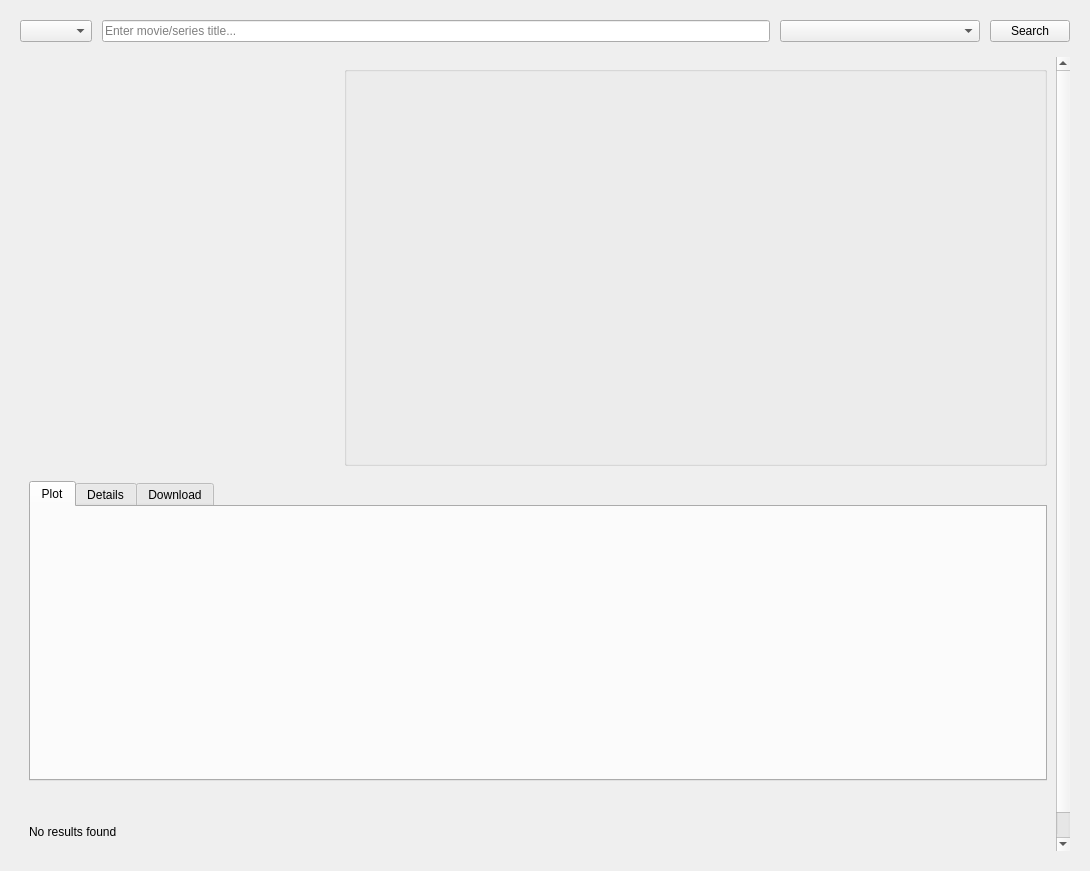
mshojaei77/TorrentFlix, file app.ui: the form before one commit.
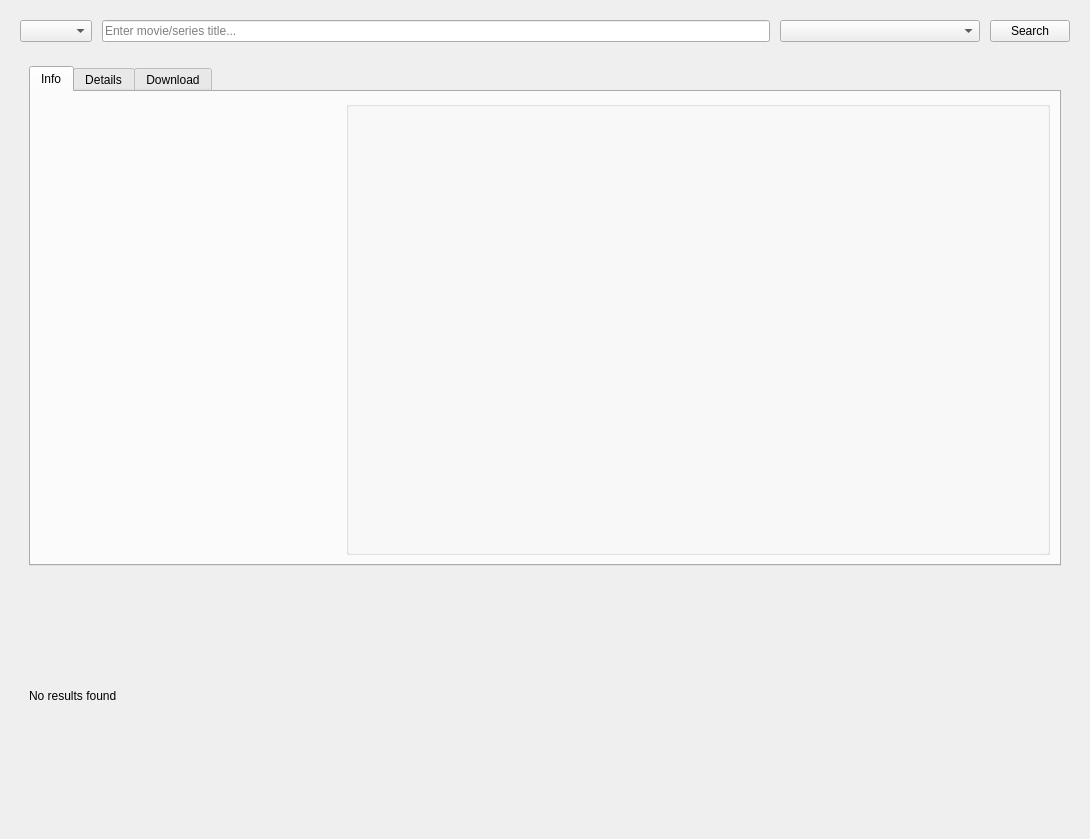
The form after the commit.

What changed in the file:
```diff
--- a/app.ui
+++ b/app.ui
@@ -7,7 +7,7 @@
     <x>0</x>
     <y>0</y>
     <width>1090</width>
-    <height>871</height>
+    <height>839</height>
    </rect>
   </property>
   <property name="windowTitle">
@@ -81,7 +81,7 @@
          <x>0</x>
          <y>0</y>
          <width>1050</width>
-         <height>753</height>
+         <height>721</height>
         </rect>
        </property>
        <layout class="QVBoxLayout" name="resultsLayout">
@@ -89,8 +89,69 @@
          <number>15</number>
         </property>
         <item>
-         <layout class="QGridLayout" name="movieInfoLayout">
-          <item row="0" column="1" rowspan="7">
+         <widget class="QTabWidget" name="detailsTabWidget">
+          <property name="sizePolicy">
+           <sizepolicy hsizetype="Expanding" vsizetype="Preferred">
+            <horstretch>0</horstretch>
+            <verstretch>0</verstretch>
+           </sizepolicy>
+          </property>
+          <property name="minimumSize">
+           <size>
+            <width>0</width>
+            <height>500</height>
+           </size>
+          </property>
+          <property name="currentIndex">
+           <number>0</number>
+          </property>
+          <widget class="QWidget" name="tab">
+           <attribute name="title">
+            <string>Info</string>
+           </attribute>
+           <layout class="QVBoxLayout" name="verticalLayout">
+            <item>
+             <layout class="QHBoxLayout" name="horizontalLayout">
+              <item>
+               <layout class="QVBoxLayout" name="verticalLayout_4">
+                <property name="spacing">
+                 <number>5</number>
+                </property>
+                <item>
+                 <widget class="QLabel" name="posterLabel">
+                  <property name="minimumSize">
+                   <size>
+                    <width>300</width>
+                    <height>400</height>
+                   </size>
+                  </property>
+                  <property name="maximumSize">
+                   <size>
+                    <width>16777215</width>
+                    <height>500</height>
+                   </size>
+                  </property>
+                  <property name="text">
+                   <string/>
+                  </property>
+                 </widget>
+                </item>
+                <item>
+                 <spacer name="verticalSpacer_2">
+                  <property name="orientation">
+                   <enum>Qt::Vertical</enum>
+                  </property>
+                  <property name="sizeHint" stdset="0">
+                   <size>
+                    <width>20</width>
+                    <height>40</height>
+                   </size>
+                  </property>
+                 </spacer>
+                </item>
+               </layout>
+              </item>
+              <item>
            <widget class="QGroupBox" name="InfoGroupBox">
             <property name="sizePolicy">
              <sizepolicy hsizetype="Preferred" vsizetype="Expanding">
@@ -107,67 +168,23 @@
             <property name="maximumSize">
              <size>
               <width>16777215</width>
-              <height>500</height>
+                  <height>16777215</height>
              </size>
             </property>
             <property name="title">
              <string/>
             </property>
+                <property name="alignment">
+                 <set>Qt::AlignLeading|Qt::AlignLeft|Qt::AlignTop</set>
+                </property>
             <layout class="QGridLayout" name="gridLayout">
-             <item row="8" column="0">
-              <spacer name="verticalSpacer">
-               <property name="orientation">
-                <enum>Qt::Vertical</enum>
-               </property>
-               <property name="sizeType">
-                <enum>QSizePolicy::Preferred</enum>
-               </property>
-               <property name="sizeHint" stdset="0">
-                <size>
-                 <width>20</width>
-                 <height>40</height>
-                </size>
-               </property>
-              </spacer>
-             </item>
-             <item row="0" column="0">
-              <widget class="QLabel" name="movieTitleLabel">
-               <property name="text">
-                <string/>
-               </property>
-              </widget>
-             </item>
-             <item row="3" column="0">
-              <widget class="QLabel" name="imdbRatingLabel">
-               <property name="text">
-                <string/>
-               </property>
-              </widget>
-             </item>
-             <item row="2" column="0">
-              <widget class="QLabel" name="genresLabel">
-               <property name="sizePolicy">
-                <sizepolicy hsizetype="Expanding" vsizetype="Preferred">
-                 <horstretch>0</horstretch>
-                 <verstretch>0</verstretch>
-                </sizepolicy>
-               </property>
-               <property name="text">
-                <string/>
-               </property>
-              </widget>
-             </item>
+                 <property name="leftMargin">
+                  <number>0</number>
+                 </property>
              <item row="5" column="0">
               <layout class="QGridLayout" name="movieDetailsLayout">
-               <item row="1" column="0">
-                <widget class="QLabel" name="languageLabel">
-                 <property name="text">
-                  <string/>
-                 </property>
-                </widget>
-               </item>
-               <item row="4" column="1">
-                <widget class="QLabel" name="userScoreValue">
+                   <item row="3" column="0">
+                    <widget class="QLabel" name="tomatometerLabel">
                  <property name="text">
                   <string/>
                  </property>
@@ -180,20 +197,55 @@
                  </property>
                 </widget>
                </item>
-               <item row="2" column="0">
-                <widget class="QLabel" name="durationLabel">
+                   <item row="2" column="1">
+                    <widget class="QLabel" name="userScoreValue">
+                     <property name="text">
+                      <string/>
+                     </property>
+                    </widget>
+                   </item>
+                   <item row="5" column="0">
+                    <widget class="QLabel" name="ytLabel">
                  <property name="text">
                   <string/>
                  </property>
                 </widget>
                </item>
                <item row="4" column="0">
+                    <widget class="QLabel" name="popcornmeterLabel">
+                     <property name="text">
+                      <string/>
+                     </property>
+                    </widget>
+                   </item>
+                   <item row="4" column="1">
+                    <widget class="QLabel" name="popcornmeterValue">
+                     <property name="text">
+                      <string/>
+                     </property>
+                    </widget>
+                   </item>
+                   <item row="3" column="1">
+                    <widget class="QLabel" name="tomatometerValue">
+                     <property name="text">
+                      <string/>
+                     </property>
+                    </widget>
+                   </item>
+                   <item row="2" column="0">
                 <widget class="QLabel" name="userScoreLabel">
                  <property name="text">
                   <string/>
                  </property>
                 </widget>
                </item>
+                   <item row="1" column="0">
+                    <widget class="QLabel" name="metascoreLabel">
+                     <property name="text">
+                      <string/>
+                     </property>
+                    </widget>
+                   </item>
                <item row="0" column="1">
                 <widget class="QLabel" name="releaseYearValue">
                  <property name="text">
@@ -201,28 +253,7 @@
                  </property>
                 </widget>
                </item>
-               <item row="3" column="0">
-                <widget class="QLabel" name="metascoreLabel">
-                 <property name="text">
-                  <string/>
-                 </property>
-                </widget>
-               </item>
-               <item row="2" column="1">
-                <widget class="QLabel" name="durationValue">
-                 <property name="text">
-                  <string/>
-                 </property>
-                </widget>
-               </item>
                <item row="1" column="1">
-                <widget class="QLabel" name="languageValue">
-                 <property name="text">
-                  <string/>
-                 </property>
-                </widget>
-               </item>
-               <item row="3" column="1">
                 <widget class="QLabel" name="metascoreValue">
                  <property name="text">
                   <string/>
@@ -236,67 +267,36 @@
                  </property>
                 </widget>
                </item>
-               <item row="5" column="0">
-                <widget class="QLabel" name="ytLabel">
-                 <property name="text">
-                  <string/>
-                 </property>
-                </widget>
-               </item>
-              </layout>
-             </item>
-            </layout>
-           </widget>
-          </item>
-          <item row="0" column="0" rowspan="7">
-           <layout class="QHBoxLayout" name="moviePosterLayout">
-            <property name="spacing">
-             <number>5</number>
-            </property>
-            <item>
-             <widget class="QLabel" name="posterLabel">
-              <property name="minimumSize">
-               <size>
-                <width>300</width>
-                <height>400</height>
-               </size>
-              </property>
-              <property name="maximumSize">
-               <size>
-                <width>16777215</width>
-                <height>500</height>
-               </size>
-              </property>
+                  </layout>
+                 </item>
+                 <item row="3" column="0">
+                  <widget class="QLabel" name="imdbRatingLabel">
               <property name="text">
                <string/>
               </property>
              </widget>
             </item>
-           </layout>
-          </item>
-          <item row="7" column="0" colspan="2">
-           <widget class="QTabWidget" name="detailsTabWidget">
+                 <item row="2" column="0">
+                  <widget class="QLabel" name="genresLabel">
             <property name="sizePolicy">
              <sizepolicy hsizetype="Expanding" vsizetype="Preferred">
               <horstretch>0</horstretch>
               <verstretch>0</verstretch>
              </sizepolicy>
             </property>
-            <property name="minimumSize">
-             <size>
-              <width>0</width>
-              <height>300</height>
-             </size>
-            </property>
-            <property name="currentIndex">
-             <number>0</number>
-            </property>
-            <widget class="QWidget" name="tab">
-             <attribute name="title">
-              <string>Plot</string>
-             </attribute>
-             <layout class="QVBoxLayout" name="verticalLayout">
-              <item>
+                   <property name="text">
+                    <string/>
+                   </property>
+                  </widget>
+                 </item>
+                 <item row="0" column="0">
+                  <widget class="QLabel" name="movieTitleLabel">
+                   <property name="text">
+                    <string/>
+                   </property>
+                  </widget>
+                 </item>
+                 <item row="8" column="0">
                <widget class="QLabel" name="plotLabel">
                 <property name="sizePolicy">
                  <sizepolicy hsizetype="Expanding" vsizetype="Preferred">
@@ -312,18 +312,10 @@
                 </property>
                </widget>
               </item>
-              <item>
-               <spacer name="verticalSpacer_3">
-                <property name="orientation">
-                 <enum>Qt::Vertical</enum>
-                </property>
-                <property name="sizeHint" stdset="0">
-                 <size>
-                  <width>20</width>
-                  <height>40</height>
-                 </size>
-                </property>
-               </spacer>
+                </layout>
+               </widget>
+              </item>
+             </layout>
               </item>
              </layout>
             </widget>
@@ -356,10 +348,26 @@
              <attribute name="title">
               <string>Download</string>
              </attribute>
-            </widget>
-           </widget>
-          </item>
-         </layout>
+           <layout class="QVBoxLayout" name="verticalLayout_5">
+            <item>
+             <layout class="QGridLayout" name="gridLayout_downloads"/>
+            </item>
+            <item>
+             <spacer name="verticalSpacer">
+              <property name="orientation">
+               <enum>Qt::Vertical</enum>
+              </property>
+              <property name="sizeHint" stdset="0">
+               <size>
+                <width>20</width>
+                <height>40</height>
+               </size>
+              </property>
+             </spacer>
+            </item>
+           </layout>
+          </widget>
+         </widget>
         </item>
         <item>
          <widget class="QLabel" name="errorLabel">
```
Left out of the diff: 17 changed lines with no effect on the pictures. Lines whose indentation alone changed are shown as unchanged.
